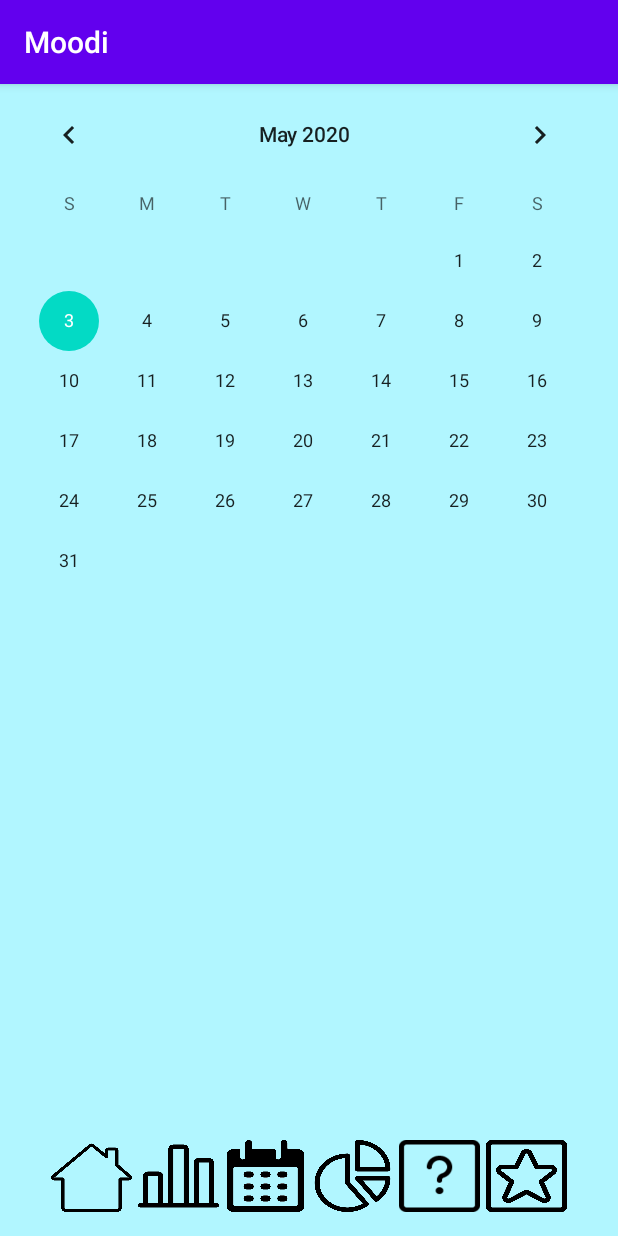
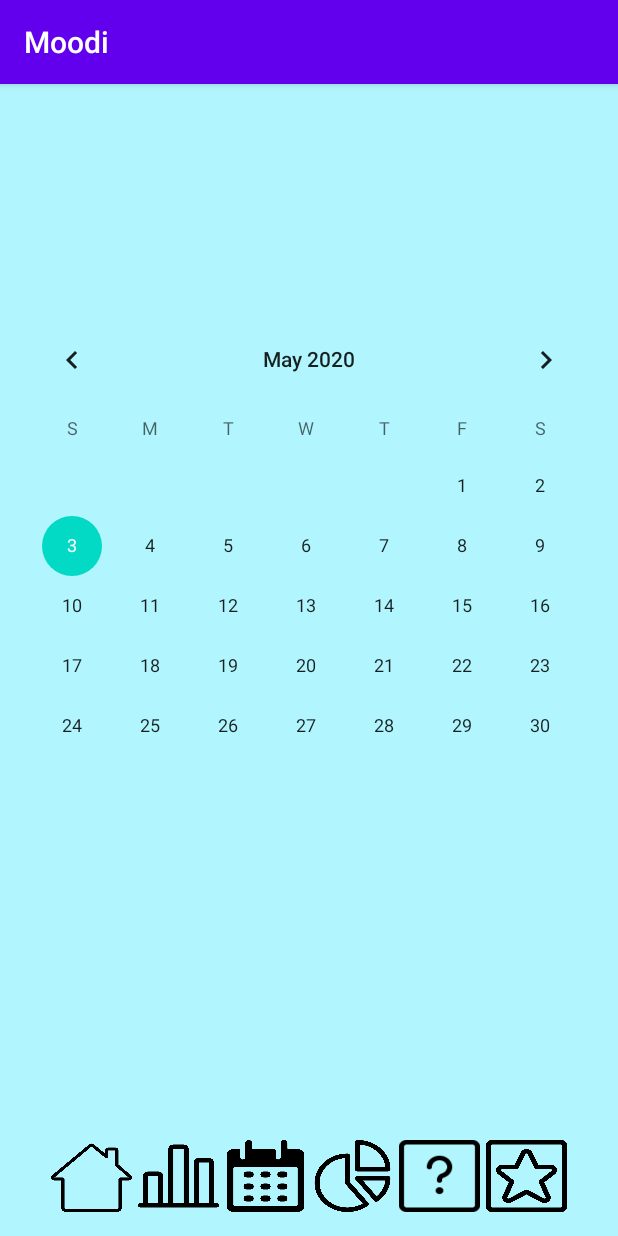
Before and after one commit to NicklasMichaelStellberg/Moodi, an Android app: the Calendar screen opened directly, with no data from a screen before it, on a phone screen of 412 x 824 dp. Run offline under Robolectric (Android 15) with nearby library versions, the phone set to English and light mode, and no system bars.

Commit message:
Pieniä layout muutoksia

```diff
--- a/app/src/main/res/layout/activity_calendar.xml
+++ b/app/src/main/res/layout/activity_calendar.xml
@@ -8,8 +8,16 @@
     tools:context=".Calendar">
 
     <CalendarView
-        android:layout_width="406dp"
-        android:layout_height="348dp">
+        android:layout_width="408dp"
+        android:layout_height="303dp"
+        android:layout_marginStart="1dp"
+        android:layout_marginLeft="1dp"
+        android:layout_marginTop="150dp"
+        android:layout_marginEnd="1dp"
+        android:layout_marginRight="1dp"
+        app:layout_constraintEnd_toEndOf="parent"
+        app:layout_constraintStart_toStartOf="parent"
+        app:layout_constraintTop_toTopOf="parent">
 
     </CalendarView>
 
```
Also changed, not shown: app/src/main/res/layout/activity_info.xml (+8 -2 lines).
